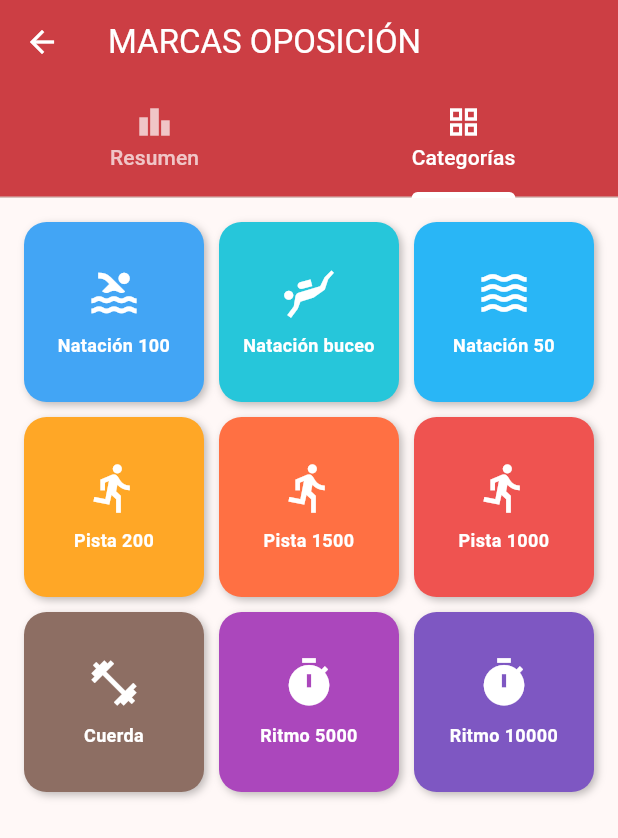
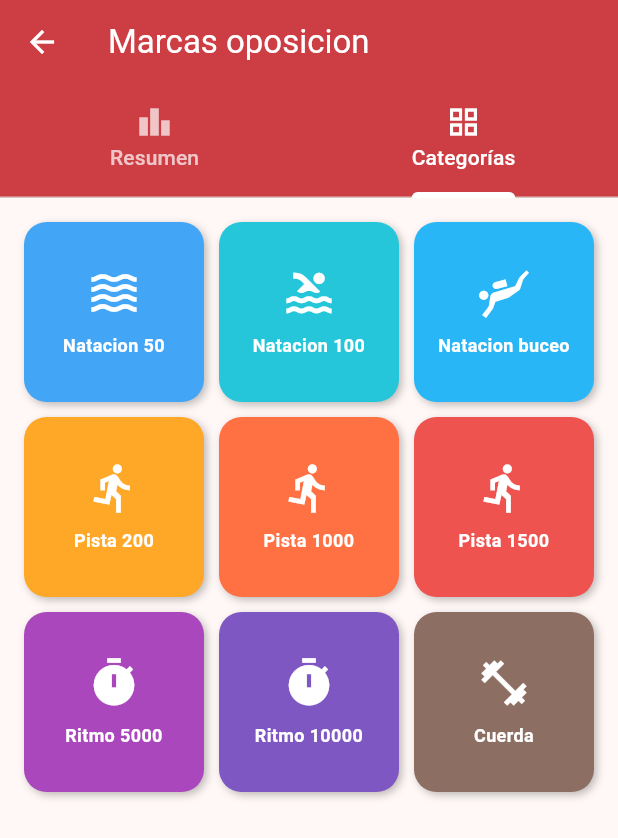
Before and after one commit to suspinlaj/Pedrapp, a Flutter app: the MarcasPantalla screen opened directly, tab 2 chosen, on a phone screen of 412 x 824 dp. Shown: the top 838 px of the screen. Run offline on Flutter 3.47's test engine with Material 3 defaults, Android fonts, the phone set to English and light mode, and no system bars; our stand-ins replace cloud_firestore, firebase_core, flutter_map, latlong2, shared_preferences; accounts and stored records are empty; generated files the repository leaves out were written again; Roboto replaces fonts that are missing (Titulo).

Commit message:
puesto a mi gusto

```diff
--- a/lib/features/marcas/marcas_pantalla.dart
+++ b/lib/features/marcas/marcas_pantalla.dart
@@ -13,22 +13,21 @@ class MarcasPantalla extends StatefulWidget {
 class _MarcasPantallaState extends State<MarcasPantalla> {
   // Las categorías con sus iconos asignados
   List<CategoriaMarca> misCategorias = [
-    CategoriaMarca(nombre: "Natación 100", icono: Icons.pool, objetivo: 65.0),
-    CategoriaMarca(nombre: "Natación buceo", icono: Icons.scuba_diving, objetivo: 25.0),
-    CategoriaMarca(nombre: "Natación 50", icono: Icons.waves, objetivo: 30.0),
+    CategoriaMarca(nombre: "Natacion 50", icono: Icons.waves, objetivo: 30.0),
+    CategoriaMarca(nombre: "Natacion 100", icono: Icons.pool, objetivo: 65.0),
+    CategoriaMarca(nombre: "Natacion buceo", icono: Icons.scuba_diving, objetivo: 25.0),
     CategoriaMarca(nombre: "Pista 200", icono: Icons.directions_run, objetivo: 26.0),
+    CategoriaMarca(nombre: "Pista 1000", icono: Icons.directions_run, objetivo: 180.0),
     CategoriaMarca(nombre: "Pista 1500", icono: Icons.directions_run, objetivo: 300.0),
-    CategoriaMarca(nombre: "Pista 1000", icono: Icons.directions_run, objetivo: 180.0),
-    CategoriaMarca(nombre: "Cuerda", icono: Icons.fitness_center, objetivo: 9.0),
     CategoriaMarca(nombre: "Ritmo 5000", icono: Icons.timer, objetivo: 1200.0),
     CategoriaMarca(nombre: "Ritmo 10000", icono: Icons.timer, objetivo: 2400.0),
+    CategoriaMarca(nombre: "Cuerda", icono: Icons.fitness_center, objetivo: 9.0),
   ];
 
   final List<Color> paletaColores = [
     Colors.blue.shade400, Colors.cyan.shade400, Colors.lightBlue.shade400,
     Colors.orange.shade400, Colors.deepOrange.shade400, Colors.red.shade400,
-    Colors.brown.shade400,
-    Colors.purple.shade400, Colors.deepPurple.shade400,
+    Colors.purple.shade400, Colors.deepPurple.shade400, Colors.brown.shade400,
   ];
 
   @override
@@ -37,7 +36,7 @@ class _MarcasPantallaState extends State<MarcasPantalla> {
       length: 2,
       child: Scaffold(
         appBar: AppBar(
-          title: const Text('MARCAS OPOSICIÓN', style: TextStyle(fontFamily: 'Titulo', color: Colors.white)),
+          title: const Text('Marcas oposicion', style: TextStyle(fontFamily: 'Titulo', color: Colors.white)),
           backgroundColor: Colores.rojo,
           iconTheme: const IconThemeData(color: Colors.white),
           bottom: const TabBar(
@@ -57,15 +56,18 @@ class _MarcasPantallaState extends State<MarcasPantalla> {
             ListView.separated(
               padding: const EdgeInsets.all(16),
               itemCount: misCategorias.length,
-              separatorBuilder: (context, index) => const Divider(),
+              separatorBuilder: (context, index) => const Divider(color: Colores.rojo),
               itemBuilder: (context, index) {
                 final cat = misCategorias[index];
+
+                final colorCategoria = paletaColores[index % paletaColores.length];
+
                 final mejor = CategoriaMarca.formatearTiempo(cat.mejorMarca);
                 final objetivo = CategoriaMarca.formatearTiempo(cat.objetivo);
                 final estaLogrado = cat.progreso >= 1.0;
 
                 return ListTile(
-                  leading: Icon(cat.icono, color: Colores.rojo, size: 30), // <-- Icono añadido aquí
+                  leading: Icon(cat.icono, color: colorCategoria, size: 30),
                   title: Text(cat.nombre, style: const TextStyle(fontWeight: FontWeight.bold, fontSize: 16)),
                   subtitle: Text("Objetivo: $objetivo"),
                   trailing: Row(
@@ -99,7 +101,17 @@ class _MarcasPantallaState extends State<MarcasPantalla> {
                 final cat = misCategorias[index];
                 final colorBoton = paletaColores[index % paletaColores.length];
 
-                return InkWell(
+                // --- SOLUCIÓN APLICADA AQUÍ ---
+                return Container(
+                  decoration: BoxDecoration(
+                    borderRadius: BorderRadius.circular(15),
+                    boxShadow: const [BoxShadow(color: Colors.black26, blurRadius: 4, offset: Offset(2, 2))],
+                  ),
+                  child: Material(
+                    color: colorBoton,
+                    borderRadius: BorderRadius.circular(15),
+                    clipBehavior: Clip.antiAlias, // <-- ESTA ES LA MAGIA QUE CORTA LO QUE SOBRA
+                    child: InkWell(
                       onTap: () async {
                         await Navigator.push(
                           context,
@@ -107,21 +119,13 @@ class _MarcasPantallaState extends State<MarcasPantalla> {
                         );
                         setState(() {});
                       },
-                  borderRadius: BorderRadius.circular(15),
-                  child: Ink(
-                    decoration: BoxDecoration(
-                      color: colorBoton,
-                      borderRadius: BorderRadius.circular(15),
-                      boxShadow: const [BoxShadow(color: Colors.black26, blurRadius: 4, offset: Offset(2, 2))],
-                    ),
-                    // --- Diseño del cuadrado con Icono y Texto ---
                       child: Center(
                         child: Padding(
                           padding: const EdgeInsets.all(8.0),
                           child: Column(
                             mainAxisAlignment: MainAxisAlignment.center,
                             children: [
-                            Icon(cat.icono, color: Colors.white, size: 36), // <-- Icono en grande
+                              Icon(cat.icono, color: Colors.white, size: 36),
                               const SizedBox(height: 8),
                               Text(
                                 cat.nombre,
@@ -135,6 +139,7 @@ class _MarcasPantallaState extends State<MarcasPantalla> {
                         ),
                       ),
                     ),
+                  ),
                 );
               },
             ),
```
Also changed, not shown: lib/features/marcas/detalle_marca_pantalla.dart (+125 -18 lines). Lines whose indentation alone changed are shown as unchanged.
